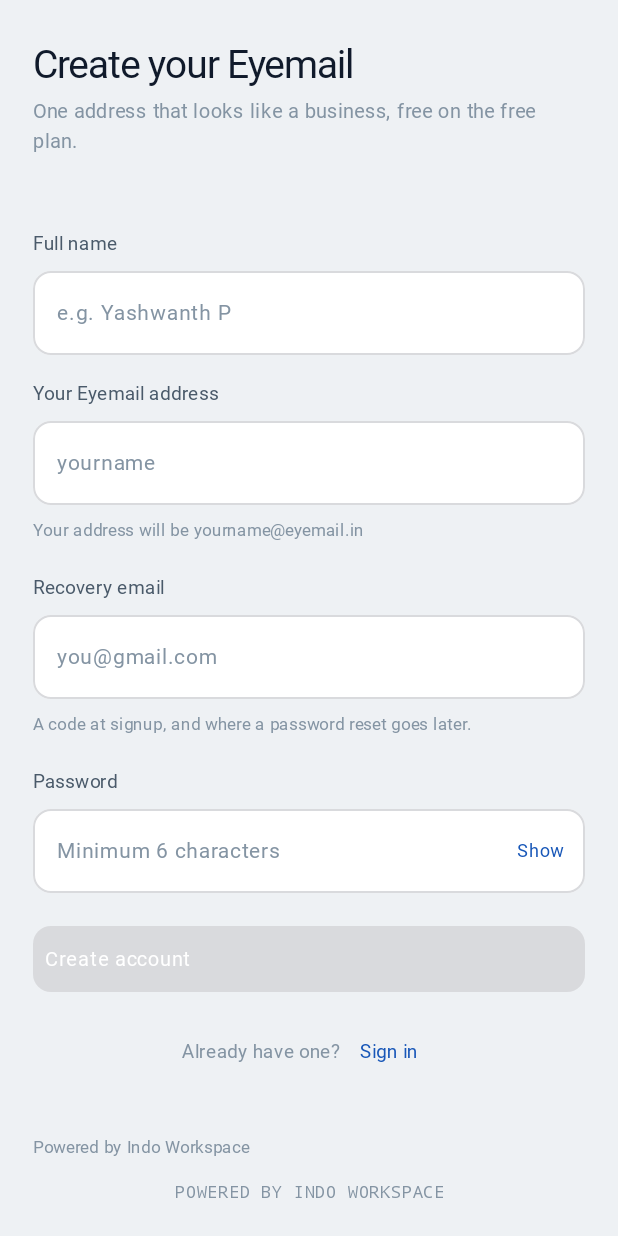
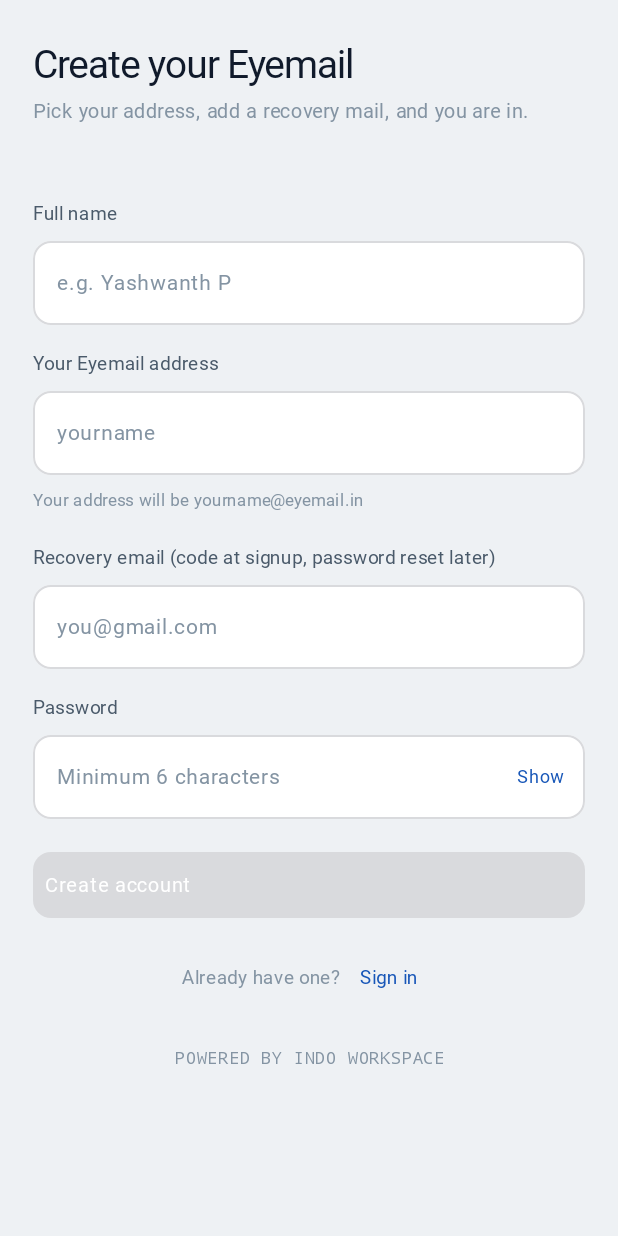
Before and after one commit to Sankalpteam/Eyemail, an Android app built with Jetpack Compose: the screen it shows after launch (MainActivity), after a tap on "Create your Eyemail", on a phone screen of 412 x 824 dp. Run offline under Robolectric (Android 15) with nearby library versions, the phone set to English and light mode, and no system bars; Roboto replaces fonts that are not available here.

Commit message:
fix(native): colours, sizes, wording and font now match the web page

```diff
--- a/native/app/src/main/java/app/eyemail/authentication/signup/SignUpScreen.kt
+++ b/native/app/src/main/java/app/eyemail/authentication/signup/SignUpScreen.kt
@@ -71,7 +71,7 @@ fun SignUpScreen(
                     "Check your recovery mail"
                 },
                 subtitle = if (state.step == SignUpState.Step.Form) {
-                    "One address that looks like a business, free on the free plan."
+                    "Pick your address, add a recovery mail, and you are in."
                 } else {
                     "We sent a 6-digit code to ${state.pendingMasked}. It expires in 10 minutes."
                 },
@@ -98,11 +98,11 @@ fun SignUpScreen(
                 )
                 Spacer(Modifier.height(14.dp))
                 EyField(
-                    label = "Recovery email",
+                    label = "Recovery email (code at signup, password reset later)",
                     value = state.recovery,
                     onValueChange = viewModel::onRecovery,
                     placeholder = "you@gmail.com",
-                    hint = "A code at signup, and where a password reset goes later.",
+                    hint = null,
                     keyboardType = KeyboardType.Email,
                     enabled = !state.busy,
                 )
@@ -177,9 +177,8 @@ fun SignUpScreen(
                 }
             }
 
-            Spacer(Modifier.height(28.dp))
-            Text("Powered by Indo Workspace", fontSize = 11.sp, color = Ey.Text3)
-            FooterCredit(Modifier.padding(top = 6.dp))
+            Spacer(Modifier.height(18.dp))
+            FooterCredit()
         }
     }
 }
```
